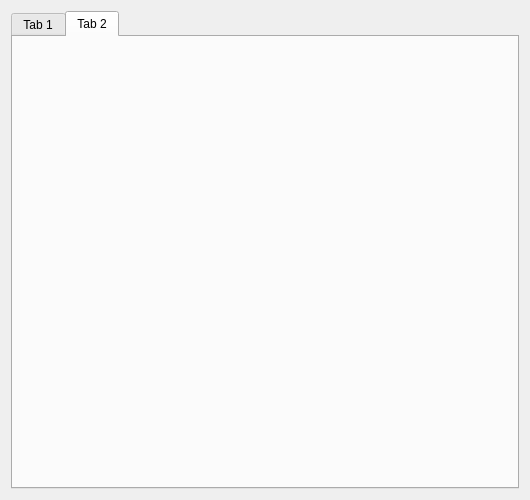
Above: system/admin.ui from JunesTeam/homework before the change. Below: the same form after it.
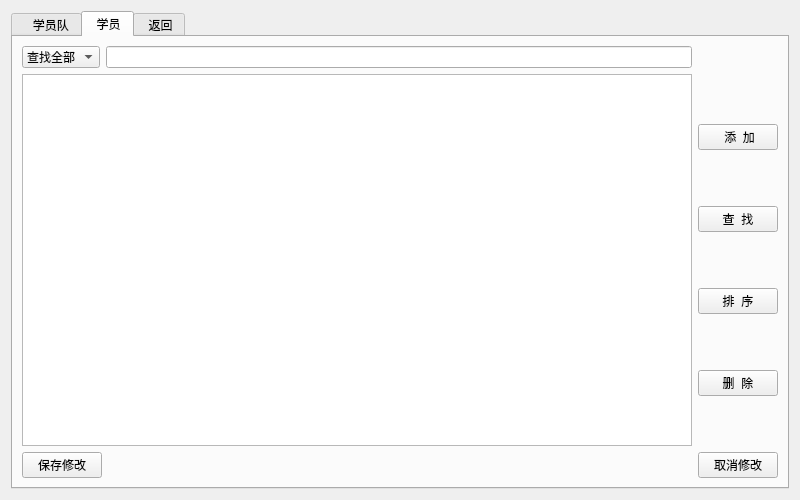
That is the form after the change. The open tabs and pages were chosen to show the change.

What changed in the file:
```diff
--- a/system/admin.ui
+++ b/system/admin.ui
@@ -6,7 +6,7 @@
    <rect>
     <x>0</x>
     <y>0</y>
-    <width>530</width>
+    <width>800</width>
     <height>500</height>
    </rect>
   </property>
@@ -14,14 +14,14 @@
    <string>admin</string>
   </property>
   <layout class="QGridLayout" name="gridLayout">
-   <item row="0" column="0">
+   <item row="0" column="1">
     <widget class="QTabWidget" name="tabWidget">
      <property name="currentIndex">
       <number>0</number>
      </property>
      <widget class="QWidget" name="tab">
       <attribute name="title">
-       <string>Tab 1</string>
+       <string>   学员队</string>
       </attribute>
       <layout class="QGridLayout" name="gridLayout_2">
        <item row="0" column="0">
@@ -107,8 +107,163 @@
      </widget>
      <widget class="QWidget" name="tab_2">
       <attribute name="title">
-       <string>Tab 2</string>
+       <string> 学员</string>
       </attribute>
+      <layout class="QGridLayout" name="gridLayout_3">
+       <item row="0" column="0">
+        <widget class="QComboBox" name="comboBox_2">
+         <item>
+          <property name="text">
+           <string>查找全部</string>
+          </property>
+         </item>
+         <item>
+          <property name="text">
+           <string>学员队</string>
+          </property>
+         </item>
+        </widget>
+       </item>
+       <item row="0" column="1">
+        <widget class="QLineEdit" name="lineEdit_2"/>
+       </item>
+       <item row="1" column="0" colspan="2">
+        <widget class="QTableView" name="tableView_2"/>
+       </item>
+       <item row="1" column="2">
+        <layout class="QVBoxLayout" name="verticalLayout_2">
+         <item>
+          <widget class="QPushButton" name="pushButton_add_2">
+           <property name="text">
+            <string> 添  加</string>
+           </property>
+          </widget>
+         </item>
+         <item>
+          <widget class="QPushButton" name="pushButton_2">
+           <property name="text">
+            <string>查  找</string>
+           </property>
+          </widget>
+         </item>
+         <item>
+          <widget class="QPushButton" name="pushButton_sort_2">
+           <property name="text">
+            <string>排  序</string>
+           </property>
+          </widget>
+         </item>
+         <item>
+          <widget class="QPushButton" name="pushButton_del_2">
+           <property name="text">
+            <string>删  除</string>
+           </property>
+          </widget>
+         </item>
+        </layout>
+       </item>
+       <item row="2" column="0" colspan="3">
+        <layout class="QHBoxLayout" name="horizontalLayout">
+         <item>
+          <widget class="QPushButton" name="pushButton_ok_2">
+           <property name="text">
+            <string>保存修改</string>
+           </property>
+          </widget>
+         </item>
+         <item>
+          <spacer name="horizontalSpacer_2">
+           <property name="orientation">
+            <enum>Qt::Horizontal</enum>
+           </property>
+           <property name="sizeHint" stdset="0">
+            <size>
+             <width>90</width>
+             <height>17</height>
+            </size>
+           </property>
+          </spacer>
+         </item>
+         <item>
+          <widget class="QPushButton" name="pushButton_cal_2">
+           <property name="text">
+            <string>取消修改</string>
+           </property>
+          </widget>
+         </item>
+        </layout>
+       </item>
+      </layout>
+     </widget>
+     <widget class="QWidget" name="tab_3">
+      <attribute name="title">
+       <string> 返回</string>
+      </attribute>
+      <layout class="QGridLayout" name="gridLayout_4">
+       <item row="0" column="0">
+        <spacer name="verticalSpacer">
+         <property name="orientation">
+          <enum>Qt::Vertical</enum>
+         </property>
+         <property name="sizeHint" stdset="0">
+          <size>
+           <width>20</width>
+           <height>210</height>
+          </size>
+         </property>
+        </spacer>
+       </item>
+       <item row="1" column="0">
+        <layout class="QHBoxLayout" name="horizontalLayout_3" stretch="5,2,5">
+         <item>
+          <spacer name="horizontalSpacer_3">
+           <property name="orientation">
+            <enum>Qt::Horizontal</enum>
+           </property>
+           <property name="sizeHint" stdset="0">
+            <size>
+             <width>40</width>
+             <height>20</height>
+            </size>
+           </property>
+          </spacer>
+         </item>
+         <item>
+          <widget class="QPushButton" name="pushButton_3">
+           <property name="text">
+            <string>退 出 登 录</string>
+           </property>
+          </widget>
+         </item>
+         <item>
+          <spacer name="horizontalSpacer_4">
+           <property name="orientation">
+            <enum>Qt::Horizontal</enum>
+           </property>
+           <property name="sizeHint" stdset="0">
+            <size>
+             <width>40</width>
+             <height>20</height>
+            </size>
+           </property>
+          </spacer>
+         </item>
+        </layout>
+       </item>
+       <item row="2" column="0">
+        <spacer name="verticalSpacer_2">
+         <property name="orientation">
+          <enum>Qt::Vertical</enum>
+         </property>
+         <property name="sizeHint" stdset="0">
+          <size>
+           <width>20</width>
+           <height>209</height>
+          </size>
+         </property>
+        </spacer>
+       </item>
+      </layout>
      </widget>
     </widget>
    </item>
```
Left out of the diff: 16 changed lines with no effect on the pictures. Lines whose indentation alone changed are shown as unchanged.
